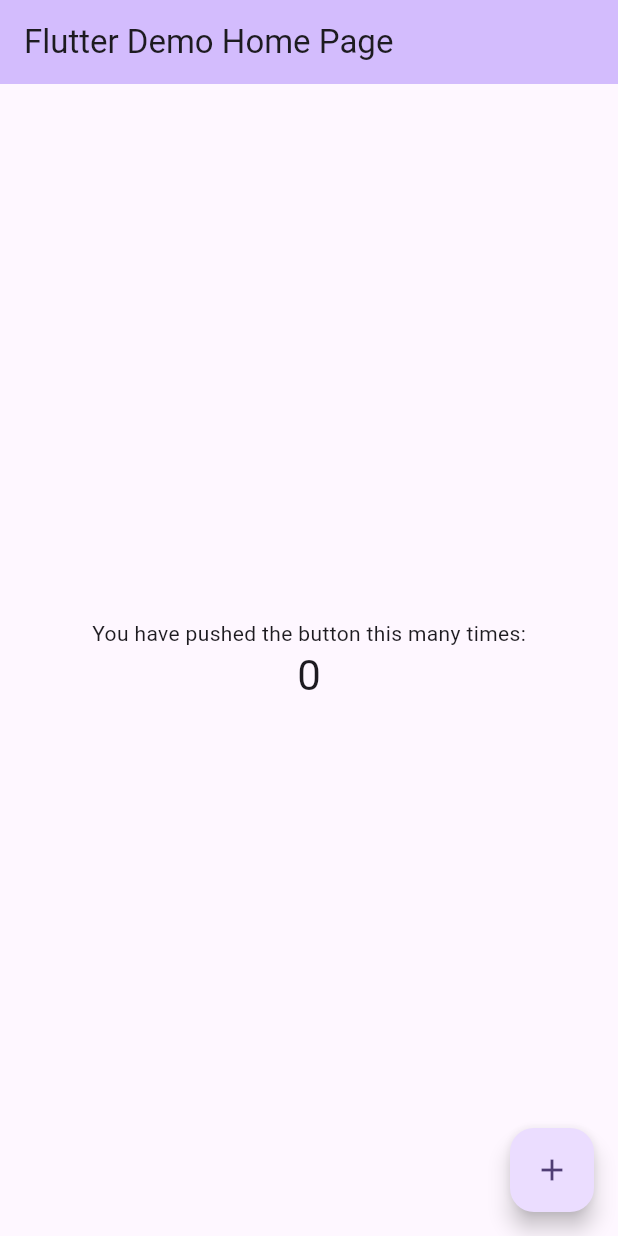
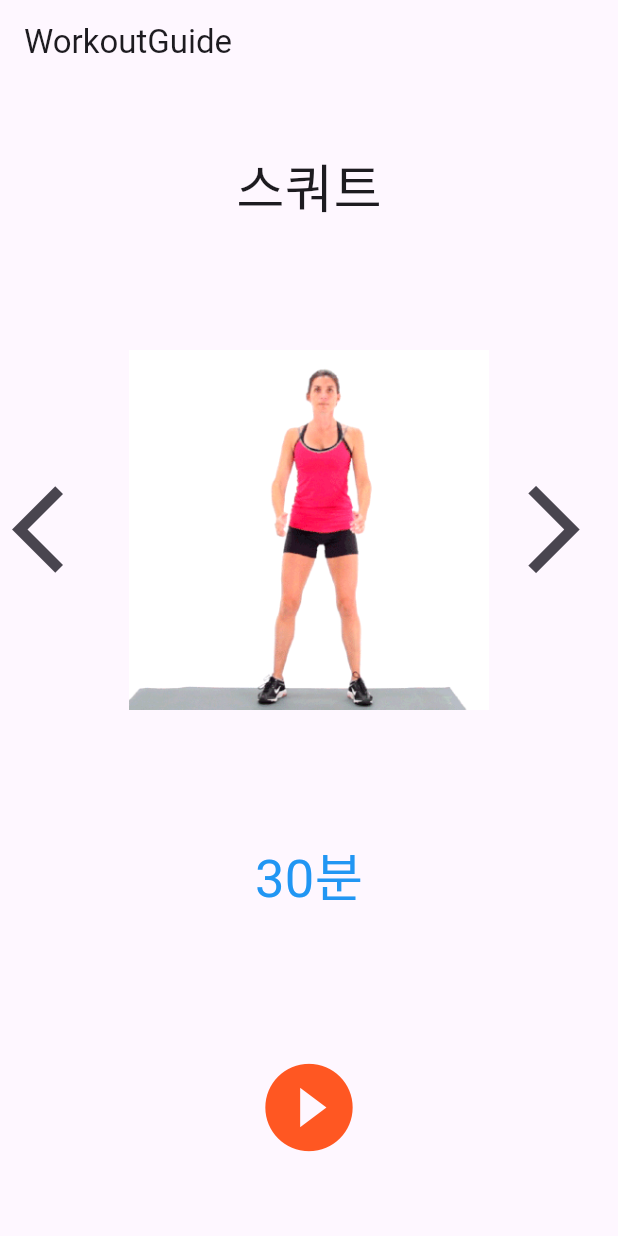
Before and after one commit to Hyunchae29/practice, a Flutter app: the screen it shows after launch, on a phone screen of 412 x 824 dp. Run offline on Flutter 3.47's test engine with Material 3 defaults, Android fonts, the phone set to English and light mode, and no system bars.

Commit message:
second commit

```diff
--- a/lib/main.dart
+++ b/lib/main.dart
@@ -1,125 +1,21 @@
 import 'package:flutter/material.dart';
+import 'package:workout_tracker/workout_list_page.dart';
+import 'workout_list_page.dart';
+import 'workout_guide_page.dart';
 
 void main() {
-  runApp(const MyApp());
+  runApp(MyApp());
 }
 
 class MyApp extends StatelessWidget {
   const MyApp({super.key});
 
-  // This widget is the root of your application.
   @override
   Widget build(BuildContext context) {
     return MaterialApp(
-      title: 'Flutter Demo',
-      theme: ThemeData(
-        // This is the theme of your application.
-        //
-        // TRY THIS: Try running your application with "flutter run". You'll see
-        // the application has a purple toolbar. Then, without quitting the app,
-        // try changing the seedColor in the colorScheme below to Colors.green
-        // and then invoke "hot reload" (save your changes or press the "hot
-        // reload" button in a Flutter-supported IDE, or press "r" if you used
-        // the command line to start the app).
-        //
-        // Notice that the counter didn't reset back to zero; the application
-        // state is not lost during the reload. To reset the state, use hot
-        // restart instead.
-        //
-        // This works for code too, not just values: Most code changes can be
-        // tested with just a hot reload.
-        colorScheme: ColorScheme.fromSeed(seedColor: Colors.deepPurple),
-        useMaterial3: true,
-      ),
-      home: const MyHomePage(title: 'Flutter Demo Home Page'),
+        //home: LandingPage()
+        //home: WorkOutListPage()
+       home: WorkoutGuidePage()
     );
   }
 }
-
-class MyHomePage extends StatefulWidget {
-  const MyHomePage({super.key, required this.title});
-
-  // This widget is the home page of your application. It is stateful, meaning
-  // that it has a State object (defined below) that contains fields that affect
-  // how it looks.
-
-  // This class is the configuration for the state. It holds the values (in this
-  // case the title) provided by the parent (in this case the App widget) and
-  // used by the build method of the State. Fields in a Widget subclass are
-  // always marked "final".
-
-  final String title;
-
-  @override
-  State<MyHomePage> createState() => _MyHomePageState();
-}
-
-class _MyHomePageState extends State<MyHomePage> {
-  int _counter = 0;
-
-  void _incrementCounter() {
-    setState(() {
-      // This call to setState tells the Flutter framework that something has
-      // changed in this State, which causes it to rerun the build method below
-      // so that the display can reflect the updated values. If we changed
-      // _counter without calling setState(), then the build method would not be
-      // called again, and so nothing would appear to happen.
-      _counter++;
-    });
-  }
-
-  @override
-  Widget build(BuildContext context) {
-    // This method is rerun every time setState is called, for instance as done
-    // by the _incrementCounter method above.
-    //
-    // The Flutter framework has been optimized to make rerunning build methods
-    // fast, so that you can just rebuild anything that needs updating rather
-    // than having to individually change instances of widgets.
-    return Scaffold(
-      appBar: AppBar(
-        // TRY THIS: Try changing the color here to a specific color (to
-        // Colors.amber, perhaps?) and trigger a hot reload to see the AppBar
-        // change color while the other colors stay the same.
-        backgroundColor: Theme.of(context).colorScheme.inversePrimary,
-        // Here we take the value from the MyHomePage object that was created by
-        // the App.build method, and use it to set our appbar title.
-        title: Text(widget.title),
-      ),
-      body: Center(
-        // Center is a layout widget. It takes a single child and positions it
-        // in the middle of the parent.
-        child: Column(
-          // Column is also a layout widget. It takes a list of children and
-          // arranges them vertically. By default, it sizes itself to fit its
-          // children horizontally, and tries to be as tall as its parent.
-          //
-          // Column has various properties to control how it sizes itself and
-          // how it positions its children. Here we use mainAxisAlignment to
-          // center the children vertically; the main axis here is the vertical
-          // axis because Columns are vertical (the cross axis would be
-          // horizontal).
-          //
-          // TRY THIS: Invoke "debug painting" (choose the "Toggle Debug Paint"
-          // action in the IDE, or press "p" in the console), to see the
-          // wireframe for each widget.
-          mainAxisAlignment: MainAxisAlignment.center,
-          children: <Widget>[
-            const Text(
-              'You have pushed the button this many times:',
-            ),
-            Text(
-              '$_counter',
-              style: Theme.of(context).textTheme.headlineMedium,
-            ),
-          ],
-        ),
-      ),
-      floatingActionButton: FloatingActionButton(
-        onPressed: _incrementCounter,
-        tooltip: 'Increment',
-        child: const Icon(Icons.add),
-      ), // This trailing comma makes auto-formatting nicer for build methods.
-    );
-  }
-}
--- /dev/null
+++ b/lib/workout_guide_page.dart
@@ -0,0 +1,51 @@
+
+import 'package:flutter/material.dart';
+
+class WorkoutGuidePage extends StatelessWidget {
+  const WorkoutGuidePage({super.key});
+
+  @override
+  Widget build(BuildContext context) {
+    return Scaffold(
+      appBar: AppBar(
+        title: Text('WorkoutGuide'),
+      ),
+      body: Column(
+        mainAxisAlignment: MainAxisAlignment.spaceAround,
+        children: [
+          Text(
+            '스쿼트',
+            style: TextStyle(fontSize: 35),
+          ),
+          Row(
+            children: [
+              IconButton(
+                onPressed: () {},
+                icon: Icon(Icons.arrow_back_ios),
+                iconSize: 70,
+              ),
+              Expanded(
+                child: Image.asset('assets/squat.gif'),
+              ),
+              IconButton(
+                onPressed: () {},
+                icon: Icon(Icons.arrow_forward_ios),
+                iconSize: 70,
+              )
+            ],
+          ),
+          Text(
+            '30분',
+            style: TextStyle(fontSize: 35, color: Colors.blue),
+          ),
+          IconButton(
+            onPressed: () {},
+            icon: Icon(Icons.play_circle_fill),
+            iconSize: 70,
+            color: Colors.deepOrange,
+          )
+        ],
+      ),
+    );
+  }
+}
```
Also changed, not shown: lib/landing_page.dart (added, +64 -0 lines), lib/workout_list_page.dart (added, +84 -0 lines), pubspec.yaml (+9 -9 lines), assets/benchpress.gif (added), assets/chinup.gif (added), assets/donkey_kick.gif (added), assets/dumbell_curl.gif (added), assets/lunge.gif (added), assets/mountain_climber.gif (added), assets/pushup.gif (added), assets/runner.png (added), assets/side_lunge.gif (added), assets/squat.gif (added), 3 other files.
